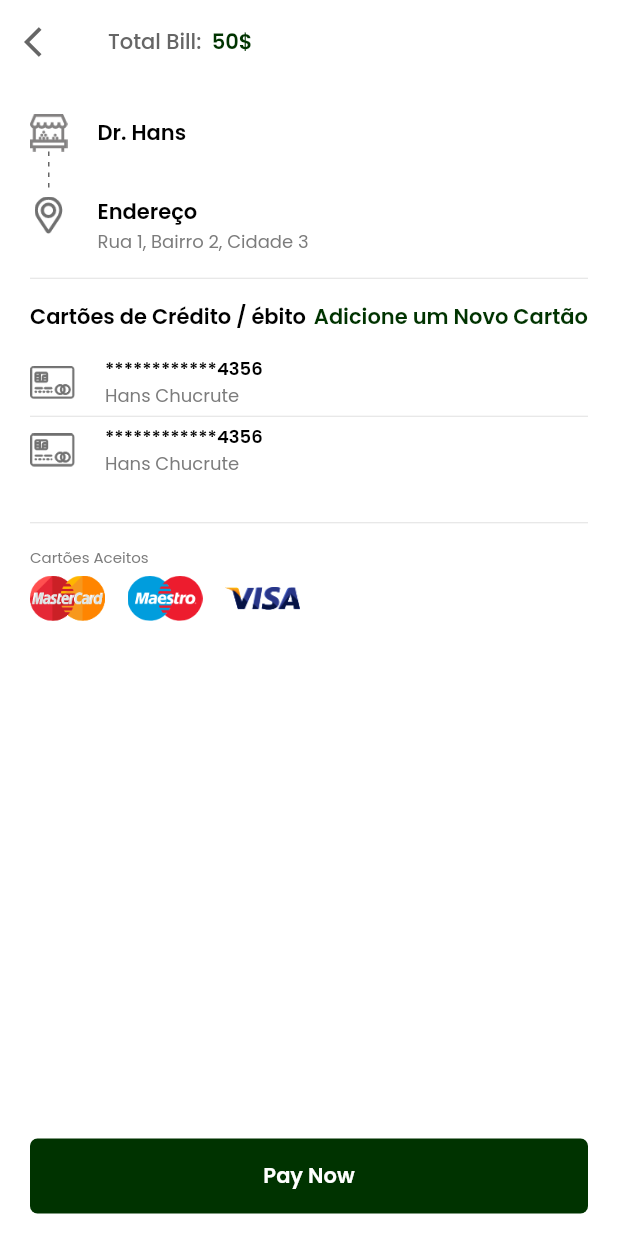
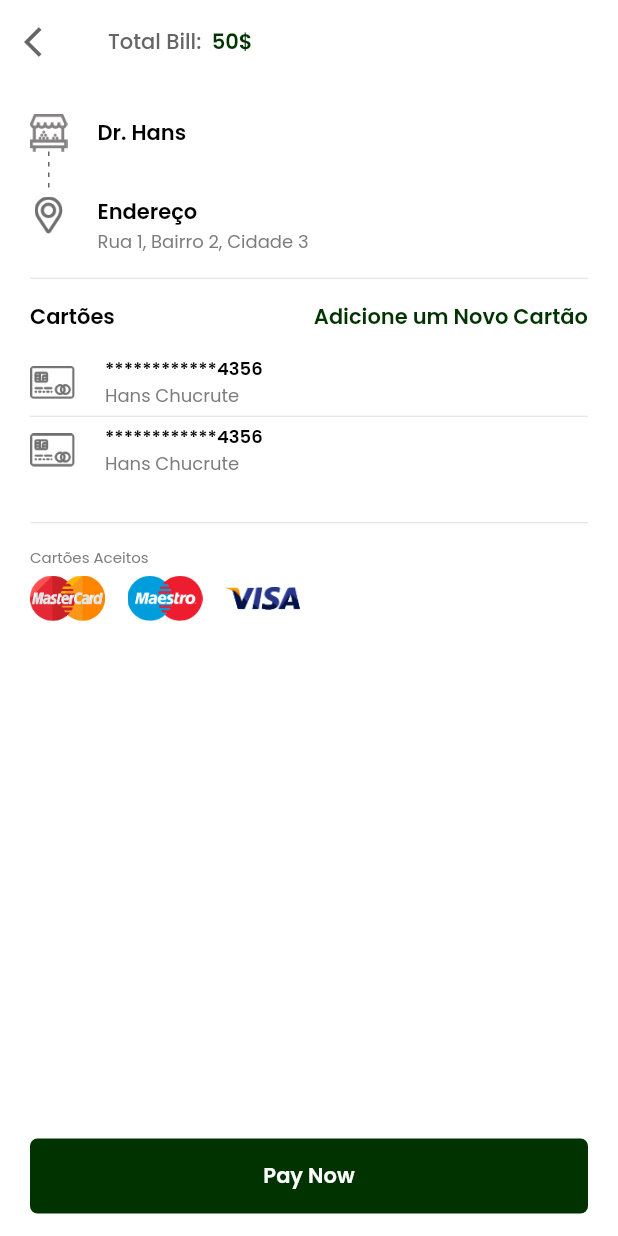
Before and after one commit to NR-Mech/mech_mobile, a Flutter app: the MakePaymentScreen screen opened directly, on a phone screen of 412 x 824 dp. Run offline on Flutter 3.47's test engine with Material 3 defaults, Android fonts, the phone set to English and light mode, and no system bars; drawn by our look-alikes of dotted_line; our stand-ins replace calendar_date_picker2, flutter_otp_text_field, flutter_rating_stars; missing offline and left inert: fl_country_code_picker.

Commit message:
fix: :bug: alterar erro de ortografia nos cartoes

```diff
--- a/lib/screen/home/make_payment_screen.dart
+++ b/lib/screen/home/make_payment_screen.dart
@@ -161,7 +161,7 @@ class _MakePaymentScreenState extends State<MakePaymentScreen> {
                 mainAxisAlignment: MainAxisAlignment.spaceBetween,
                 children: [
                   Text(
-                    "Cartões de Crédito / ébito",
+                    "Cartões",
                     style: TextStyle(
                       color: TColor.black,
                       fontSize: 14,
```
